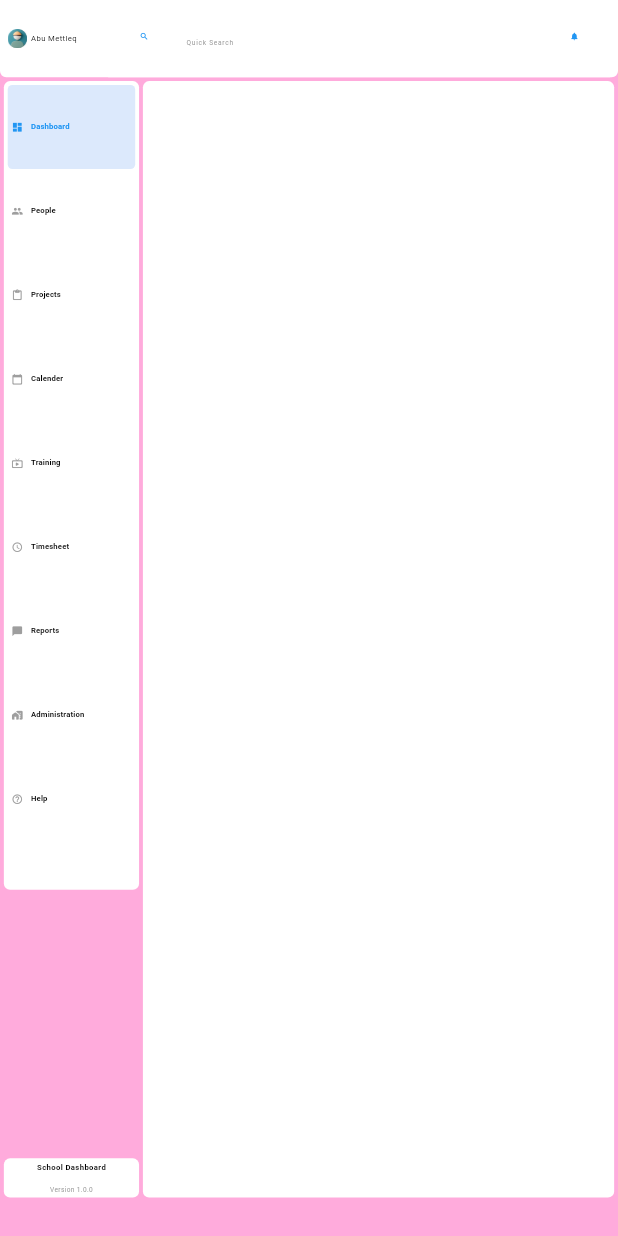
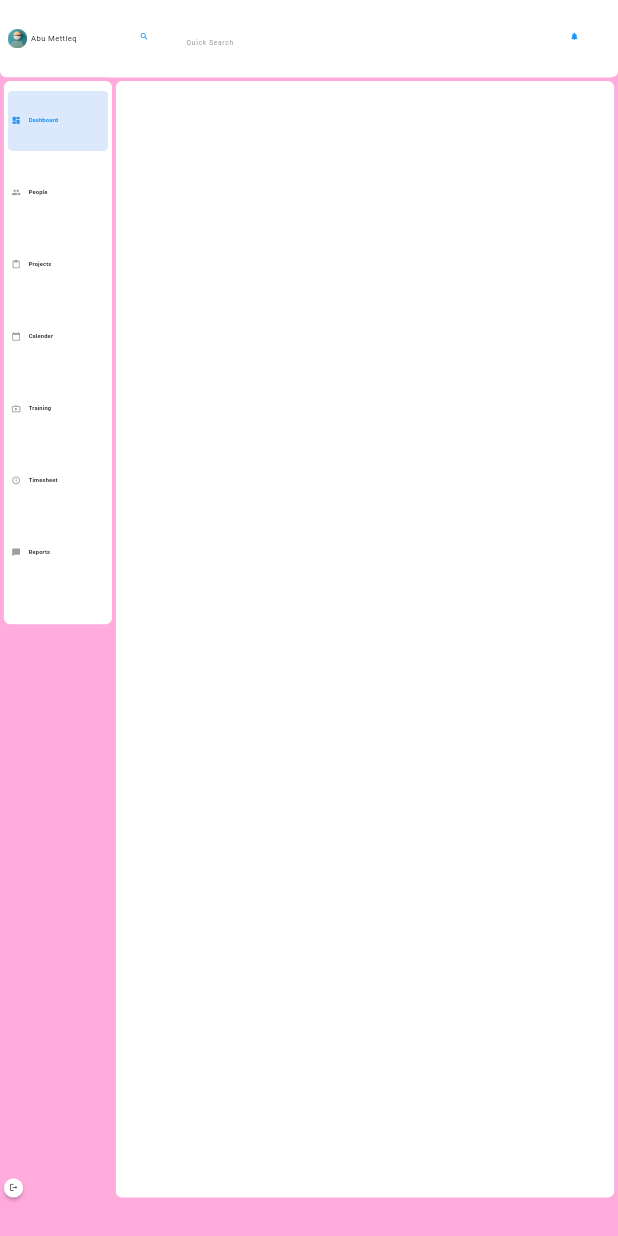
Before and after one commit to abumettleq/My-School-Admin-App, a Flutter app: the screen it shows after launch, on a phone screen of 412 x 824 dp. Run offline on Flutter 3.47's test engine with Material 2 defaults, Android fonts, the phone set to English and light mode, and no system bars; our stand-ins replace cloud_firestore, file_picker, firebase_analytics, firebase_core, flutter_screenutil, internet_connection_checker_plus and 1 more; missing offline and left inert: excel; accounts and stored records are empty; statements that could not run were skipped.

Commit message:
modify: dashboard screen

```diff
--- a/lib/Provider/user_provider.dart
+++ b/lib/Provider/user_provider.dart
@@ -9,6 +9,10 @@ import 'package:my_school_admin_app/screens/dashboard.dart';
 import 'package:rounded_loading_button/rounded_loading_button.dart';
 
 class UserProvider with ChangeNotifier {
+  UserProvider(){
+    categorizeDocuments();
+    notifyListeners();
+  }
 
   GlobalKey<FormState> loginKey = GlobalKey();
   TextEditingController userIDController = TextEditingController();
@@ -78,6 +82,17 @@ class UserProvider with ChangeNotifier {
       }
     }
 
+    int teachersNumber = 0;
+    int studentsNumber = 0;
+    int totalUsers = 0;
+  categorizeDocuments()async{
+    await UserHelper.userHelper.categorizeDocuments();
+    studentsNumber = UserHelper.userHelper.studentDocuments.length;
+    teachersNumber = UserHelper.userHelper.teacherDocuments.length;
+    totalUsers = studentsNumber + teachersNumber;
+    notifyListeners();
+  }
+
   }
 
   // UserProfileModel? userProfileModel;
--- a/lib/screens/Widgets/adminstration_widget.dart
+++ b/lib/screens/Widgets/adminstration_widget.dart
@@ -7,8 +7,8 @@ class AdministrationWidget extends StatelessWidget {
   @override
   Widget build(BuildContext context) {
     return Container(
-      width: 1220.w,
-      height: 925.h,
+      width: 1290.w,
+      height: 950.h,
       decoration: BoxDecoration(
         borderRadius: BorderRadius.circular(16.r),
         color: Colors.white,
--- a/lib/screens/Widgets/calendar_widget.dart
+++ b/lib/screens/Widgets/calendar_widget.dart
@@ -7,8 +7,8 @@ class CalendarWidget extends StatelessWidget {
   @override
   Widget build(BuildContext context) {
     return Container(
-      width: 1220.w,
-      height: 925.h,
+      width: 1290.w,
+      height: 950.h,
       decoration: BoxDecoration(
         borderRadius: BorderRadius.circular(16.r),
         color: Colors.white,
--- a/lib/screens/Widgets/dashboard_widget.dart
+++ b/lib/screens/Widgets/dashboard_widget.dart
@@ -23,8 +23,8 @@ class DashboardWidget extends StatelessWidget {
   @override
   Widget build(BuildContext context) {
     return Container(
-      width: 1220.w,
-      height: 925.h,
+      width: 1290.w,
+      height: 950.h,
       decoration: BoxDecoration(
         borderRadius: BorderRadius.circular(16.r),
         color: Colors.white,
--- a/lib/screens/Widgets/help_widget.dart
+++ b/lib/screens/Widgets/help_widget.dart
@@ -7,8 +7,8 @@ class HelpWidget extends StatelessWidget {
   @override
   Widget build(BuildContext context) {
     return Container(
-      width: 1220.w,
-      height: 925.h,
+      width: 1290.w,
+      height: 950.h,
       decoration: BoxDecoration(
         borderRadius: BorderRadius.circular(16.r),
         color: Colors.white,
--- a/lib/screens/Widgets/projects_widget.dart
+++ b/lib/screens/Widgets/projects_widget.dart
@@ -7,8 +7,8 @@ class ProjectsWidget extends StatelessWidget {
   @override
   Widget build(BuildContext context) {
     return Container(
-      width: 1220.w,
-      height: 925.h,
+      width: 1290.w,
+      height: 950.h,
       decoration: BoxDecoration(
         borderRadius: BorderRadius.circular(16.r),
         color: Colors.white,
--- a/lib/screens/Widgets/reports_widget.dart
+++ b/lib/screens/Widgets/reports_widget.dart
@@ -7,8 +7,8 @@ class ReportsWidget extends StatelessWidget {
   @override
   Widget build(BuildContext context) {
     return Container(
-      width: 1220.w,
-      height: 925.h,
+      width: 1290.w,
+      height: 950.h,
       decoration: BoxDecoration(
         borderRadius: BorderRadius.circular(16.r),
         color: Colors.white,
--- a/lib/screens/Widgets/timesheet_widget.dart
+++ b/lib/screens/Widgets/timesheet_widget.dart
@@ -7,8 +7,8 @@ class TimesheetWidget extends StatelessWidget {
   @override
   Widget build(BuildContext context) {
     return Container(
-      width: 1220.w,
-      height: 925.h,
+      width: 1290.w,
+      height: 950.h,
       decoration: BoxDecoration(
         borderRadius: BorderRadius.circular(16.r),
         color: Colors.white,
--- a/lib/screens/Widgets/training_widget.dart
+++ b/lib/screens/Widgets/training_widget.dart
@@ -7,8 +7,8 @@ class TrainingWidget extends StatelessWidget {
   @override
   Widget build(BuildContext context) {
     return Container(
-      width: 1220.w,
-      height: 925.h,
+      width: 1290.w,
+      height: 950.h,
       decoration: BoxDecoration(
         borderRadius: BorderRadius.circular(16.r),
         color: Colors.white,
--- a/lib/screens/dashboard.dart
+++ b/lib/screens/dashboard.dart
@@ -149,11 +149,12 @@ class _DashboardState extends State<Dashboard> {
                   child: Row(
                     children: [
                       Column(
+                        mainAxisAlignment: MainAxisAlignment.start,
                         children: [
                           Container(
                             padding: EdgeInsets.all(10.sp),
-                            width: 350.w,
-                            height: 670.h,
+                            width: 280.w,
+                            height: 450.h,
                             decoration: BoxDecoration(
                               color: Colors.white,
                               borderRadius: BorderRadius.circular(16.r),
@@ -168,7 +169,7 @@ class _DashboardState extends State<Dashboard> {
                                             : Colors.white,
                                         foregroundColor: Colors.blue,
                                         padding: EdgeInsets.symmetric(
-                                            vertical: 30.h, horizontal: 10.w),
+                                            vertical: 20.h, horizontal: 10.w),
                                         shape: RoundedRectangleBorder(
                                             borderRadius:
                                                 BorderRadius.circular(12.r))),
@@ -185,7 +186,7 @@ class _DashboardState extends State<Dashboard> {
                                           color: selectedIdx == index
                                               ? Colors.blue
                                               : Colors.grey,
-                                          size: 30.sp,
+                                          size: 24.sp,
                                         ),
                                         SizedBox(
                                           width: 20.w,
@@ -196,7 +197,7 @@ class _DashboardState extends State<Dashboard> {
                                               color: selectedIdx == index
                                                   ? Colors.blue
                                                   : Colors.black,
-                                              fontSize: 20.sp,
+                                              fontSize: 15.sp,
                                               fontWeight: FontWeight.bold),
                                         )
                                       ],
@@ -205,35 +206,27 @@ class _DashboardState extends State<Dashboard> {
                             ),
                           ),
                           const Spacer(),
+
                           Container(
-                            padding: EdgeInsets.all(10.sp),
-                            width: 350.w,
-                            decoration: BoxDecoration(
-                              color: Colors.white,
-                              borderRadius: BorderRadius.circular(16.r),
+                            width: 280.w,
+                            alignment: Alignment.topLeft,
+                            child: SizedBox(
+                              width: 50.w,
+                              height: 50.w,
+                              child: ElevatedButton(
+                                style: ElevatedButton.styleFrom(
+                                  backgroundColor: Colors.white,
+                                  foregroundColor:  const Color(0xffffabdc),
+                                  shape:const StadiumBorder(),
+                                  fixedSize: Size(40.w, 50.w),
+                                  alignment: Alignment.center,
+                                  padding:const EdgeInsets.all(0),
+                                ),
+                                onPressed: (){},
+                                child: Icon(Icons.logout_rounded,size: 24.sp,color: Colors.black,)
+                              ),
                             ),
-                            child: Column(
-                              children: [
-                                Text(
-                                  "School Dashboard",
-                                  style: TextStyle(
-                                      fontWeight: FontWeight.bold,
-                                      color: Colors.black,
-                                      fontSize: 20.sp),
-                                ),
-                                SizedBox(
-                                  height: 10.h,
-                                ),
-                                Text(
-                                  "Version 1.0.0",
-                                  style: TextStyle(
-                                      fontWeight: FontWeight.normal,
-                                      color: Colors.grey,
-                                      fontSize: 17.sp),
-                                )
-                              ],
-                            ),
-                          ),
+                          )
                         ],
                       ),
                       SizedBox(
```
Also changed, not shown: lib/Helper/user_helper.dart (+30 -1 lines), lib/screens/Widgets/people_widget.dart (+40 -34 lines).
